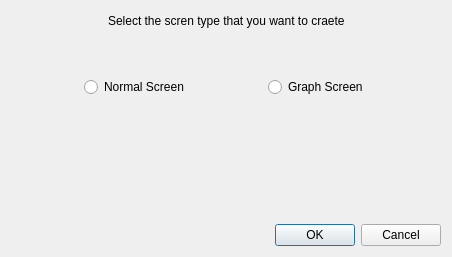
The window that Hardware Monitor Applet/GUI/ScreenSelectionDialog.ui (jimmyd-be/Hardware-Monitor-Applet) describes before a commit, drawn with Qt 5.
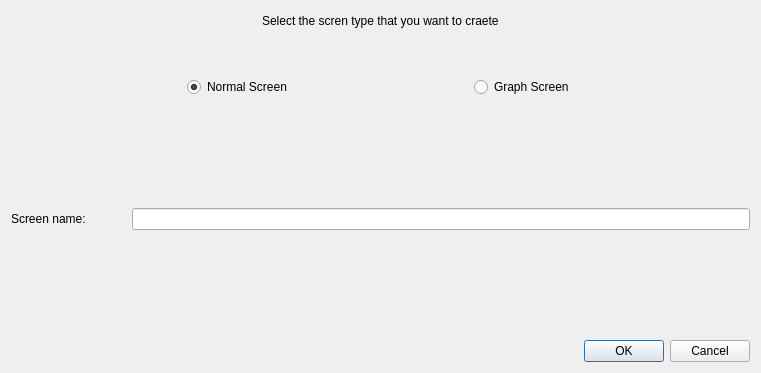
The same window after the commit.

Commit message:
Implement normal screen GUis.
Create different widget for GUI.

```diff
--- a/Hardware Monitor Applet/GUI/ScreenSelectionDialog.ui
+++ b/Hardware Monitor Applet/GUI/ScreenSelectionDialog.ui
@@ -6,8 +6,8 @@
    <rect>
     <x>0</x>
     <y>0</y>
-    <width>452</width>
-    <height>257</height>
+    <width>761</width>
+    <height>373</height>
    </rect>
   </property>
   <property name="windowTitle">
@@ -87,6 +87,9 @@
        <property name="text">
         <string>Normal Screen</string>
        </property>
+       <property name="checked">
+        <bool>true</bool>
+       </property>
        <attribute name="buttonGroup">
         <string notr="true">buttonGroup</string>
        </attribute>
@@ -143,6 +146,59 @@
      </property>
     </spacer>
    </item>
+   <item>
+    <layout class="QHBoxLayout" name="horizontalLayout_3">
+     <item>
+      <widget class="QLabel" name="label_2">
+       <property name="text">
+        <string>Screen name:</string>
+       </property>
+      </widget>
+     </item>
+     <item>
+      <spacer name="horizontalSpacer_6">
+       <property name="orientation">
+        <enum>Qt::Horizontal</enum>
+       </property>
+       <property name="sizeType">
+        <enum>QSizePolicy::Fixed</enum>
+       </property>
+       <property name="sizeHint" stdset="0">
+        <size>
+         <width>40</width>
+         <height>40</height>
+        </size>
+       </property>
+      </spacer>
+     </item>
+     <item>
+      <widget class="QLineEdit" name="screenText">
+       <property name="inputMask">
+        <string notr="true"/>
+       </property>
+       <property name="text">
+        <string notr="true"/>
+       </property>
+       <property name="placeholderText">
+        <string notr="true"/>
+       </property>
+      </widget>
+     </item>
+    </layout>
+   </item>
+   <item>
+    <spacer name="verticalSpacer_3">
+     <property name="orientation">
+      <enum>Qt::Vertical</enum>
+     </property>
+     <property name="sizeHint" stdset="0">
+      <size>
+       <width>20</width>
+       <height>82</height>
+      </size>
+     </property>
+    </spacer>
+   </item>
    <item>
     <widget class="QDialogButtonBox" name="buttonBox">
      <property name="orientation">
```
The commit also changes 21 other files.
